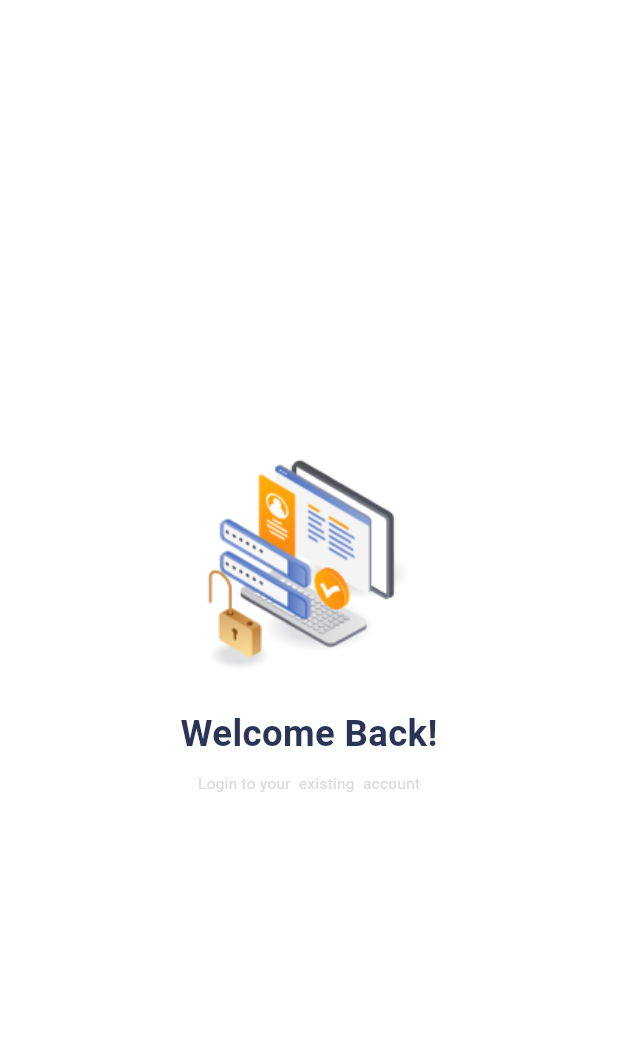
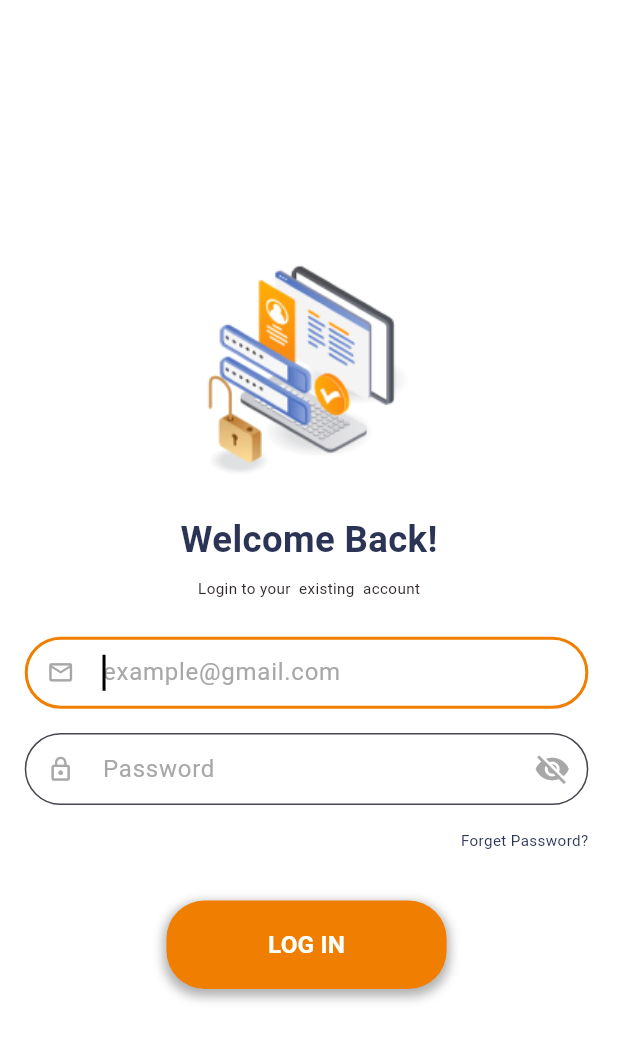
Before and after one commit to mahmoudsaber11/AlmosaferSah, a Flutter app: the LoginView screen opened by its route, on a phone screen of 412 x 824 dp. Shown: the top 1041 px of the screen. Run offline on Flutter 3.47's test engine with Material 3 defaults, Android fonts, the light colour scheme and no system bars; our stand-ins replace equatable, flutter_bloc, flutter_screenutil, get_it, shared_preferences; accounts and stored records are empty.

Commit message:
create login form

```diff
--- a/lib/core/utils/functions/app_colors.dart
+++ b/lib/core/utils/functions/app_colors.dart
@@ -7,4 +7,5 @@ class AppColors {
   static const Color greyColor = Color(0xFFDADADA);
   static const Color whiteColor = Color(0xFFFFFFFF);
   static const Color blcakColor = Color(0xFF2F2727);
+  static const Color colorTextField = Color(0xffA8A8A8);
 }
--- a/lib/core/utils/functions/app_styles.dart
+++ b/lib/core/utils/functions/app_styles.dart
@@ -29,7 +29,7 @@ class AppStyles {
 
   static TextStyle textStyle10Regular = TextStyle(
     fontSize: 10.sp,
-    color: AppColors.greyColor,
+    color: AppColors.blcakColor,
     fontWeight: FontWeight.w400,
   );
 
--- a/lib/core/utils/widgets/custom_general_button.dart
+++ b/lib/core/utils/widgets/custom_general_button.dart
@@ -8,7 +8,7 @@ class CustomGeneralButton extends StatelessWidget {
   const CustomGeneralButton({
     super.key,
     required this.text,
-    required this.onPressed,
+    this.onPressed,
     this.width,
   });
 
--- a/lib/core/utils/widgets/custom_text_field.dart
+++ b/lib/core/utils/widgets/custom_text_field.dart
@@ -1,3 +1,4 @@
+import 'package:almosafer_sah/core/utils/functions/app_colors.dart';
 import 'package:flutter/material.dart';
 import 'package:flutter_screenutil/flutter_screenutil.dart';
 
@@ -17,7 +18,6 @@ class CustomTextField extends StatelessWidget {
     this.focusNode,
     this.onEditingComplete,
     this.textCapitalization = TextCapitalization.none,
-    required this.circular,
   });
 
   final TextInputType keyboardType;
@@ -33,16 +33,9 @@ class CustomTextField extends StatelessWidget {
   final FocusNode? focusNode;
   final void Function()? onEditingComplete;
   final TextCapitalization textCapitalization;
-  final double circular;
   @override
   Widget build(BuildContext context) {
-    return Material(
-      elevation: 5,
-      color: Colors.white,
-      shape: RoundedRectangleBorder(
-        borderRadius: BorderRadius.circular(circular),
-      ),
-      child: TextFormField(
+    return TextFormField(
       obscureText: isPassword ?? false,
       autofillHints: autofillHints,
       validator: validate,
@@ -54,19 +47,28 @@ class CustomTextField extends StatelessWidget {
       keyboardType: keyboardType,
       cursorColor: Colors.black,
       textCapitalization: textCapitalization,
+      autofocus: true,
       decoration: InputDecoration(
         suffixIcon: suffix,
         prefixIcon: prefix,
-          focusedBorder: _buildTextFieldOutlinedBorder(),
-          focusedErrorBorder: _buildTextFieldOutlinedBorder(),
-          errorBorder: _buildTextFieldOutlinedBorder(),
-          disabledBorder: _buildTextFieldOutlinedBorder(),
+        hintStyle: const TextStyle(color: AppColors.colorTextField),
+        contentPadding: const EdgeInsets.only(bottom: 8.0),
+        focusedBorder: OutlineInputBorder(
+          borderRadius: BorderRadius.circular(30.r),
+          borderSide: const BorderSide(
+            color: AppColors.primaryColor,
+            width: 2.0,
+          ),
+        ),
         hintText: hintText!,
-
-          // labelStyle: AppTextStyles.textStyle16Medium,
         filled: true,
         fillColor: Colors.transparent,
-          border: _buildTextFieldOutlinedBorder(),
+        border: OutlineInputBorder(
+          borderRadius: BorderRadius.circular(30.r),
+          borderSide: const BorderSide(
+            color: AppColors.greyColor,
+            width: 2.0,
+          ),
         ),
       ),
     );
--- a/lib/features/auth/presentation/view/login_view.dart
+++ b/lib/features/auth/presentation/view/login_view.dart
@@ -1,5 +1,6 @@
 import 'package:almosafer_sah/core/utils/functions/app_assets.dart';
 import 'package:almosafer_sah/core/utils/functions/app_styles.dart';
+import 'package:almosafer_sah/features/auth/presentation/widgets/login/login_form.dart';
 import 'package:flutter/material.dart';
 import 'package:flutter_screenutil/flutter_screenutil.dart';
 
@@ -28,6 +29,7 @@ class LoginView extends StatelessWidget {
               "Login to your  existing  account",
               style: AppStyles.textStyle10Regular,
             ),
+            const LoginViewForm()
           ],
         ),
       ),
--- /dev/null
+++ b/lib/features/auth/presentation/widgets/login/login_form.dart
@@ -0,0 +1,128 @@
+import 'package:almosafer_sah/core/helpers/helper.dart';
+import 'package:almosafer_sah/core/utils/functions/app_colors.dart';
+import 'package:almosafer_sah/core/utils/functions/app_styles.dart';
+import 'package:almosafer_sah/core/utils/widgets/custom_general_button.dart';
+import 'package:almosafer_sah/core/utils/widgets/custom_text_field.dart';
+import 'package:flutter/material.dart';
+import 'package:flutter_screenutil/flutter_screenutil.dart';
+
+class LoginViewForm extends StatefulWidget {
+  const LoginViewForm({super.key});
+
+  @override
+  State<LoginViewForm> createState() => _LoginViewFormState();
+}
+
+class _LoginViewFormState extends State<LoginViewForm> {
+  final TextEditingController _emailController = TextEditingController();
+  final TextEditingController _passwordController = TextEditingController();
+  late final GlobalKey<FormState> _formKey;
+  late AutovalidateMode autovalidateMode;
+
+  final FocusNode _emailFocusNode = FocusNode();
+  final FocusNode _passwordFocusNode = FocusNode();
+  void _initFormAttributes() {
+    _formKey = GlobalKey<FormState>();
+    autovalidateMode = AutovalidateMode.disabled;
+  }
+
+  @override
+  void initState() {
+    _initFormAttributes();
+    super.initState();
+  }
+
+  @override
+  void dispose() {
+    _disposeController();
+    _disposeFocusNodes();
+    super.dispose();
+  }
+
+  void _disposeFocusNodes() {
+    _emailFocusNode.dispose();
+    _passwordFocusNode.dispose();
+  }
+
+  void _disposeController() {
+    _emailController.dispose();
+    _passwordController.dispose();
+  }
+
+  @override
+  Widget build(BuildContext context) {
+    return Form(
+      key: _formKey,
+      child: Padding(
+        padding: EdgeInsets.only(left: 15.w, right: 18.w, top: 24.h),
+        child: Column(
+          children: [
+            CustomTextField(
+                validate: (String? value) => Helper.validateEmailField(value),
+                keyboardType: TextInputType.emailAddress,
+                onEditingComplete: () =>
+                    FocusScope.of(context).requestFocus(_passwordFocusNode),
+                autofillHints: const [AutofillHints.email],
+                focusNode: _emailFocusNode,
+                hintText: "example@gmail.com",
+                prefix: Icon(
+                  Icons.email_outlined,
+                  size: 18.sp,
+                  color: AppColors.colorTextField,
+                ),
+                controller: _emailController),
+            SizedBox(
+              height: 16.h,
+            ),
+            CustomTextField(
+                autofillHints: const <String>[AutofillHints.password],
+                validate: (String? value) =>
+                    Helper.validatePasswordField(value),
+                focusNode: _passwordFocusNode,
+                //   isPassword: cubit.isPassword,
+                //    onSubmit: (_) => _login(context),
+                suffix: IconButton(
+                    onPressed: () {
+                      //  cubit.changePasswordVisibility();
+                    },
+                    icon: const Icon(
+                      // cubit.isPassword ? Icons.visibility :
+                      Icons.visibility_off,
+                      color: AppColors.colorTextField,
+                    )),
+                keyboardType: TextInputType.visiblePassword,
+                hintText: 'Password',
+                prefix: Icon(
+                  Icons.lock_outline,
+                  size: 18.sp,
+                  color: AppColors.colorTextField,
+                ),
+                controller: _passwordController),
+            SizedBox(
+              height: 16.h,
+            ),
+            Align(
+              alignment: Alignment.centerRight,
+              child: InkWell(
+                // onTap: () => context.navigateTo(
+                //     routeName: Routes.forgetPasswordViewRoute),
+                child: Text(
+                  "Forget Password?",
+                  style: AppStyles.textStyle10Regular
+                      .copyWith(color: AppColors.textColor),
+                ),
+              ),
+            ),
+            SizedBox(
+              height: 32.h,
+            ),
+            CustomGeneralButton(
+              width: 170.w,
+              text: "LOG IN",
+            )
+          ],
+        ),
+      ),
+    );
+  }
+}
```
Lines whose indentation alone changed are shown as unchanged.
